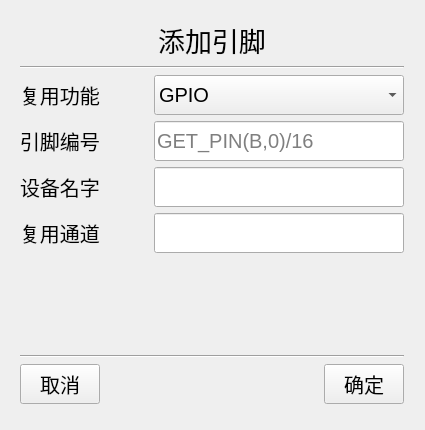
The window that project/pininfoui.ui (RTduino/pinout-generator) describes before a commit, drawn with Qt 5.
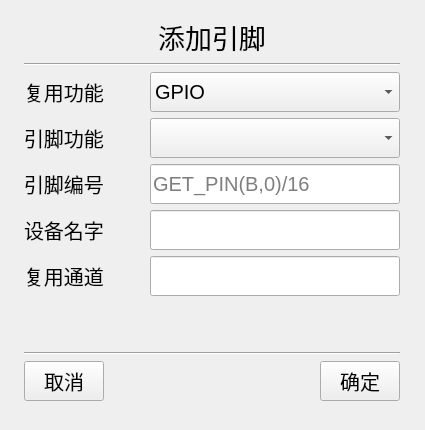
The same window after the commit.

Diff of the .ui file:
```diff
--- a/project/pininfoui.ui
+++ b/project/pininfoui.ui
@@ -25,17 +25,45 @@
   <property name="windowTitle">
    <string>Form</string>
   </property>
-  <widget class="QWidget" name="layoutWidget">
+  <widget class="QWidget" name="">
    <property name="geometry">
     <rect>
-     <x>20</x>
-     <y>20</y>
-     <width>384</width>
+     <x>24</x>
+     <y>17</y>
+     <width>376</width>
      <height>384</height>
     </rect>
    </property>
-   <layout class="QGridLayout" name="gridLayout">
-    <item row="3" column="0">
+   <layout class="QVBoxLayout" name="verticalLayout_3">
+    <item>
+     <widget class="QLabel" name="namelabel">
+      <property name="minimumSize">
+       <size>
+        <width>110</width>
+        <height>0</height>
+       </size>
+      </property>
+      <property name="font">
+       <font>
+        <pointsize>20</pointsize>
+       </font>
+      </property>
+      <property name="text">
+       <string>添加引脚</string>
+      </property>
+      <property name="alignment">
+       <set>Qt::AlignCenter</set>
+      </property>
+     </widget>
+    </item>
+    <item>
+     <widget class="Line" name="line">
+      <property name="orientation">
+       <enum>Qt::Horizontal</enum>
+      </property>
+     </widget>
+    </item>
+    <item>
      <layout class="QVBoxLayout" name="verticalLayout_2">
       <item>
        <layout class="QVBoxLayout" name="verticalLayout">
@@ -129,6 +157,56 @@
           </item>
          </layout>
         </item>
+        <item>
+         <layout class="QHBoxLayout" name="horizontalLayout_11">
+          <item>
+           <layout class="QHBoxLayout" name="horizontalLayout_12">
+            <item>
+             <widget class="QLabel" name="pinfuclabel">
+              <property name="minimumSize">
+               <size>
+                <width>110</width>
+                <height>0</height>
+               </size>
+              </property>
+              <property name="font">
+               <font>
+                <pointsize>15</pointsize>
+               </font>
+              </property>
+              <property name="text">
+               <string>引脚功能</string>
+              </property>
+             </widget>
+            </item>
+            <item>
+             <widget class="QComboBox" name="pinfucbox">
+              <property name="minimumSize">
+               <size>
+                <width>250</width>
+                <height>40</height>
+               </size>
+              </property>
+              <property name="maximumSize">
+               <size>
+                <width>250</width>
+                <height>40</height>
+               </size>
+              </property>
+              <property name="font">
+               <font>
+                <pointsize>15</pointsize>
+               </font>
+              </property>
+              <property name="sizeAdjustPolicy">
+               <enum>QComboBox::AdjustToContents</enum>
+              </property>
+             </widget>
+            </item>
+           </layout>
+          </item>
+         </layout>
+        </item>
         <item>
          <layout class="QHBoxLayout" name="horizontalLayout_3">
           <item>
@@ -288,10 +366,12 @@
         <property name="sizeHint" stdset="0">
          <size>
           <width>20</width>
-          <height>40</height>
+          <height>18</height>
          </size>
         </property>
        </spacer>
+      </item>
+     </layout>
       </item>
       <item>
        <widget class="Line" name="line_2">
@@ -364,36 +444,6 @@
          </widget>
         </item>
        </layout>
-      </item>
-     </layout>
-    </item>
-    <item row="1" column="0">
-     <widget class="QLabel" name="namelabel">
-      <property name="minimumSize">
-       <size>
-        <width>110</width>
-        <height>0</height>
-       </size>
-      </property>
-      <property name="font">
-       <font>
-        <pointsize>20</pointsize>
-       </font>
-      </property>
-      <property name="text">
-       <string>添加引脚</string>
-      </property>
-      <property name="alignment">
-       <set>Qt::AlignCenter</set>
-      </property>
-     </widget>
-    </item>
-    <item row="2" column="0">
-     <widget class="Line" name="line">
-      <property name="orientation">
-       <enum>Qt::Horizontal</enum>
-      </property>
-     </widget>
     </item>
    </layout>
   </widget>
```
Lines whose indentation alone changed are shown as unchanged.
